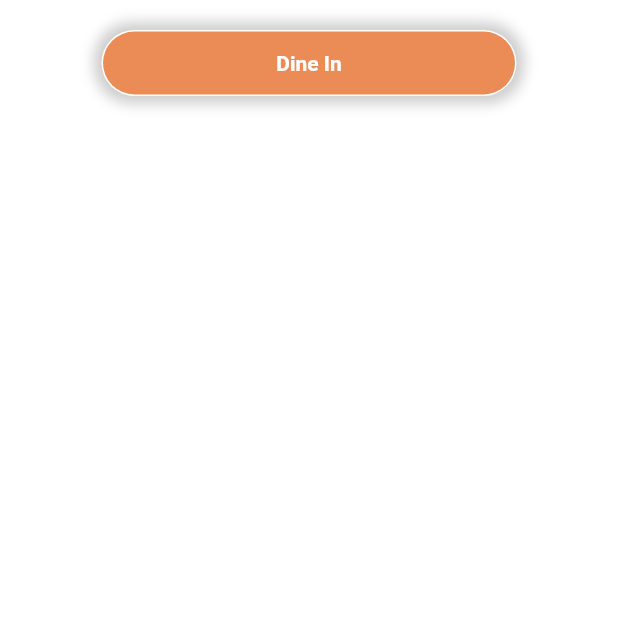
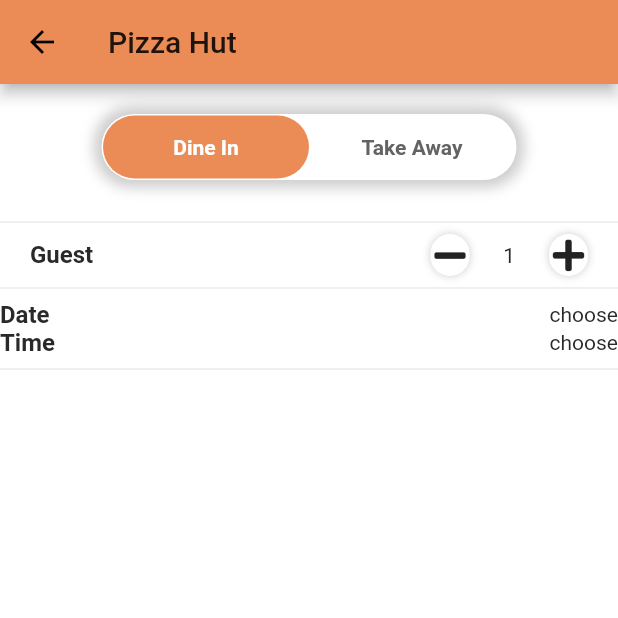
Before and after one commit to IvanTanaka/Flutter-Mobile-Booking_System, a Flutter app: the screen it shows after launch, on a phone screen of 412 x 824 dp, the top half of it. Run offline on Flutter 3.47's test engine with Material 2 defaults, Android fonts, the phone set to English and light mode, and no system bars; our stand-ins replace badges, carousel_slider, connectivity, dio, flutter_datetime_picker, flutter_masked_text and 6 more; missing offline and left inert: catcher, clipboard_manager, extended_text.

Commit message:
fix slider

```diff
--- a/lib/ui/views/restaurant/order_confirmation_view.dart
+++ b/lib/ui/views/restaurant/order_confirmation_view.dart
@@ -1,5 +1,6 @@
 import 'package:flutter/material.dart';
-import 'package:member_apps/ui/views/restaurant/dine_in_take_away_slider.dart';
+import 'package:font_awesome_flutter/font_awesome_flutter.dart';
+import 'package:member_apps/ui/views/restaurant/widgets/dine_in_take_away_slider.dart';
 
 class OrderConfirmationView extends StatefulWidget {
   @override
@@ -7,29 +8,168 @@ class OrderConfirmationView extends StatefulWidget {
 }
 
 class _OrderConfirmationViewState extends State<OrderConfirmationView> {
+  DateTime _date;
+
+  @override
+  void initState() {
+    _date = null;
+    super.initState();
+  }
+
   @override
   Widget build(BuildContext context) {
     return Scaffold(
+      appBar: AppBar(
+        title: Text("Pizza Hut"),
+      ),
       body: _buildBody(),
     );
   }
 
-  Widget _buildBody(){
+  Widget _buildBody() {
     return Container(
       child: SingleChildScrollView(
         child: Column(
           children: [
             _buildDineInOrTakeAway(),
+            Divider(),
+            _buildGuests(),
+            Divider(),
+            _buildDateTime(),
+            Divider(),
           ],
         ),
       ),
     );
   }
 
-  Widget _buildDineInOrTakeAway(){
+  Widget _buildDateTime() {
+    return Container(
+      child: Column(
+        children: [
+          Container(
+            child: Row(
+              mainAxisAlignment: MainAxisAlignment.spaceBetween,
+              children: [
+                Container(
+                  child: Text(
+                    "Date",
+                    style: TextStyle(
+                      fontSize: 16,
+                      fontWeight: FontWeight.w600,
+                    ),
+                  ),
+                ),
+                Container(
+                  child: Text(_date != null ? _date.toString() : ""),
+                ),
+                GestureDetector(
+                  onTap: () {
+                    showDatePicker(
+                      context: context,
+                      initialDate: DateTime.now(),
+                      firstDate: DateTime.now(),
+                      lastDate: DateTime.now().add(Duration(days: 30)),
+                    ).then((DateTime date) {
+                      setState(() {
+                        _date = date;
+                      });
+                    });
+                  },
+                  child: Container(
+                    child: Text(_date != null ? "change" : "choose"),
+                  ),
+                )
+              ],
+            ),
+          ),
+          Container(
+            child: Row(
+              mainAxisAlignment: MainAxisAlignment.spaceBetween,
+              children: [
+                Container(
+                  child: Text(
+                    "Time",
+                    style: TextStyle(
+                      fontSize: 16,
+                      fontWeight: FontWeight.w600,
+                    ),
+                  ),
+                ),
+                GestureDetector(
+                  onTap: () {
+                    showTimePicker(
+                      context: context,
+                      initialTime: TimeOfDay.now(),
+                    );
+                  },
+                  child: Container(
+                    child: Text("choose"),
+                  ),
+                )
+              ],
+            ),
+          )
+        ],
+      ),
+    );
+  }
+
+  Widget _buildDineInOrTakeAway() {
     return Container(
       alignment: Alignment.center,
       child: DineInTakeAwaySlider(),
     );
   }
+
+  Widget _buildGuests() {
+    return Container(
+      margin: EdgeInsets.symmetric(horizontal: 20),
+      child: Row(
+        mainAxisAlignment: MainAxisAlignment.spaceBetween,
+        children: [
+          Container(
+            child: Text(
+              "Guest",
+              style: TextStyle(
+                fontSize: 16,
+                fontWeight: FontWeight.w600,
+              ),
+            ),
+          ),
+          Container(
+            width: 105,
+            child: Row(
+              mainAxisAlignment: MainAxisAlignment.spaceBetween,
+              children: [
+                _buildCircleButton(isMinus: true),
+                _buildGuestNumber(),
+                _buildCircleButton(isMinus: false)
+              ],
+            ),
+          )
+        ],
+      ),
+    );
+  }
+
+  Widget _buildGuestNumber() {
+    return Container(
+      child: Text("1"),
+    );
+  }
+
+  Widget _buildCircleButton({bool isMinus}) {
+    return Container(
+      height: 28,
+      decoration: BoxDecoration(
+          boxShadow: [
+            BoxShadow(color: Colors.black.withOpacity(0.2), blurRadius: 4)
+          ],
+          color: Colors.white,
+          border: Border.all(color: Colors.transparent),
+          borderRadius: BorderRadius.circular(28)),
+      child: Icon(isMinus ? FontAwesomeIcons.minus : FontAwesomeIcons.plus),
+    );
+  }
 }
--- a/lib/ui/views/restaurant/dine_in_take_away_slider.dart
+++ b/lib/ui/views/restaurant/widgets/dine_in_take_away_slider.dart
@@ -12,16 +12,16 @@ class _DineInTakeAwaySliderState extends State<DineInTakeAwaySlider>
   double _drag = 0;
   AnimationController _controller;
   Animation<Alignment> _animation;
-  Alignment _dragAlignment;
+  Alignment _dragAlignment = Alignment.centerLeft;
 
   void _runAnimation() {
     _animation = _controller.drive(
       AlignmentTween(
-        begin: Alignment.centerRight,
-        end: Alignment.centerLeft,
+        begin: Alignment.centerLeft,
+        end: Alignment.centerRight,
       ),
     );
-    if (_toogleDineIn) {
+    if (!_toogleDineIn) {
       _controller.forward();
     } else {
       _controller.reverse();
@@ -78,9 +78,15 @@ class _DineInTakeAwaySliderState extends State<DineInTakeAwaySlider>
             alignment: _dragAlignment,
             width: (MediaQuery.of(context).size.width / 3) * 2,
             child: GestureDetector(
+              onTap: (){
+                setState(() {
+                  _toogleDineIn = !_toogleDineIn;
+                  _runAnimation();
+                });
+              },
               onPanUpdate: (details) {
                 setState(() {
-                  _drag = _drag + (10 * details.delta.dx);
+                  _drag = _drag + (1000 * details.delta.dx);
                   if (_drag > _switchSize / 2) {
                     _toogleDineIn = false;
                   } else {
```
